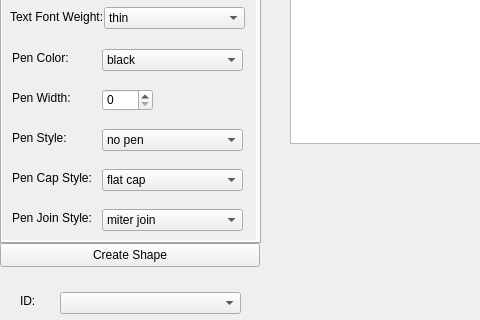
Before: the Qt Designer form untitled14/mainwindow.ui in CS1C-G2/CS1C-G2, drawn with Qt 5; both pictures show x 0 to 480 and y 317 to 637 of the 1012 by 814 pixel window.
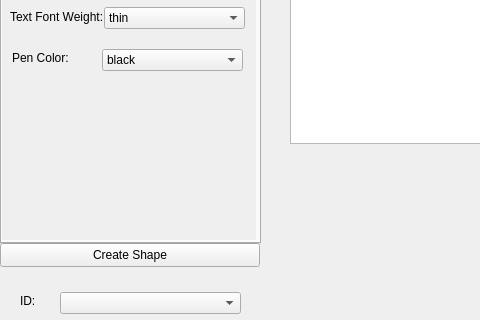
After: the same form once the commit is applied. The open tabs and pages were chosen to show the change.

```diff
--- a/untitled14/mainwindow.ui
+++ b/untitled14/mainwindow.ui
@@ -24,7 +24,10 @@
      </rect>
     </property>
     <property name="currentIndex">
-     <number>0</number>
+     <number>7</number>
+    </property>
+    <property name="usesScrollButtons">
+     <bool>true</bool>
     </property>
     <widget class="QWidget" name="Line">
      <attribute name="title">
@@ -3948,158 +3951,6 @@
         </property>
        </item>
       </widget>
-      <widget class="QLabel" name="PenWidth_5">
-       <property name="geometry">
-        <rect>
-         <x>10</x>
-         <y>381</y>
-         <width>71</width>
-         <height>16</height>
-        </rect>
-       </property>
-       <property name="text">
-        <string>Pen Width:</string>
-       </property>
-      </widget>
-      <widget class="QLabel" name="PenStyle_5">
-       <property name="geometry">
-        <rect>
-         <x>10</x>
-         <y>421</y>
-         <width>71</width>
-         <height>16</height>
-        </rect>
-       </property>
-       <property name="text">
-        <string>Pen Style:</string>
-       </property>
-      </widget>
-      <widget class="QLabel" name="PenCapStyle_5">
-       <property name="geometry">
-        <rect>
-         <x>10</x>
-         <y>461</y>
-         <width>101</width>
-         <height>16</height>
-        </rect>
-       </property>
-       <property name="text">
-        <string>Pen Cap Style:</string>
-       </property>
-      </widget>
-      <widget class="QLabel" name="PenJoinStyle_5">
-       <property name="geometry">
-        <rect>
-         <x>10</x>
-         <y>501</y>
-         <width>101</width>
-         <height>16</height>
-        </rect>
-       </property>
-       <property name="text">
-        <string>Pen Join Style:</string>
-       </property>
-      </widget>
-      <widget class="QComboBox" name="penStyleValue_5">
-       <property name="geometry">
-        <rect>
-         <x>100</x>
-         <y>420</y>
-         <width>141</width>
-         <height>22</height>
-        </rect>
-       </property>
-       <item>
-        <property name="text">
-         <string>no pen</string>
-        </property>
-       </item>
-       <item>
-        <property name="text">
-         <string>solid line</string>
-        </property>
-       </item>
-       <item>
-        <property name="text">
-         <string>dash line</string>
-        </property>
-       </item>
-       <item>
-        <property name="text">
-         <string>dot line</string>
-        </property>
-       </item>
-       <item>
-        <property name="text">
-         <string>dash dot line</string>
-        </property>
-       </item>
-       <item>
-        <property name="text">
-         <string>dash dot dot line</string>
-        </property>
-       </item>
-      </widget>
-      <widget class="QComboBox" name="penJoinStyleValue_5">
-       <property name="geometry">
-        <rect>
-         <x>100</x>
-         <y>500</y>
-         <width>141</width>
-         <height>22</height>
-        </rect>
-       </property>
-       <item>
-        <property name="text">
-         <string>miter join</string>
-        </property>
-       </item>
-       <item>
-        <property name="text">
-         <string>bevel join</string>
-        </property>
-       </item>
-       <item>
-        <property name="text">
-         <string>round join</string>
-        </property>
-       </item>
-      </widget>
-      <widget class="QComboBox" name="penCapStyleValue_5">
-       <property name="geometry">
-        <rect>
-         <x>100</x>
-         <y>460</y>
-         <width>141</width>
-         <height>22</height>
-        </rect>
-       </property>
-       <item>
-        <property name="text">
-         <string>flat cap</string>
-        </property>
-       </item>
-       <item>
-        <property name="text">
-         <string>square cap</string>
-        </property>
-       </item>
-       <item>
-        <property name="text">
-         <string>round cap</string>
-        </property>
-       </item>
-      </widget>
-      <widget class="QSpinBox" name="penWidthValue_5">
-       <property name="geometry">
-        <rect>
-         <x>100</x>
-         <y>380</y>
-         <width>51</width>
-         <height>22</height>
-        </rect>
-       </property>
-      </widget>
       <widget class="QLabel" name="Text_5">
        <property name="geometry">
         <rect>
```
Left out of the diff: 2 changed lines with no effect on the pictures.
